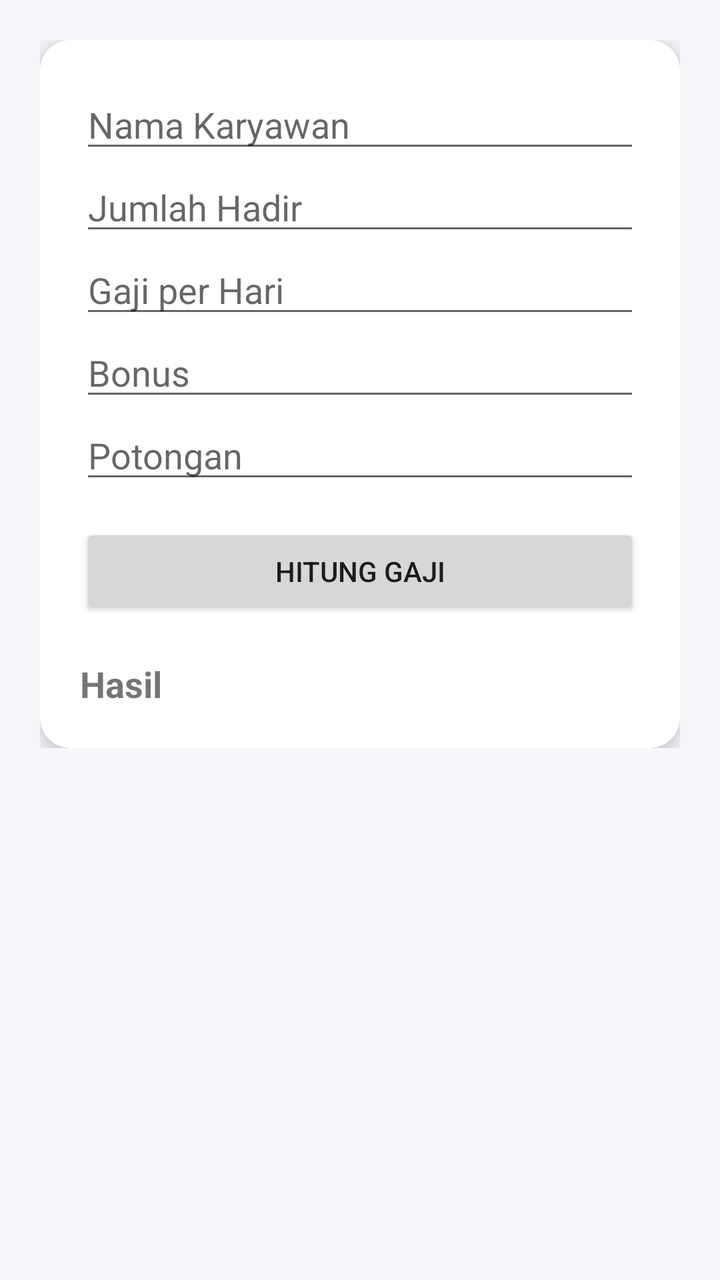
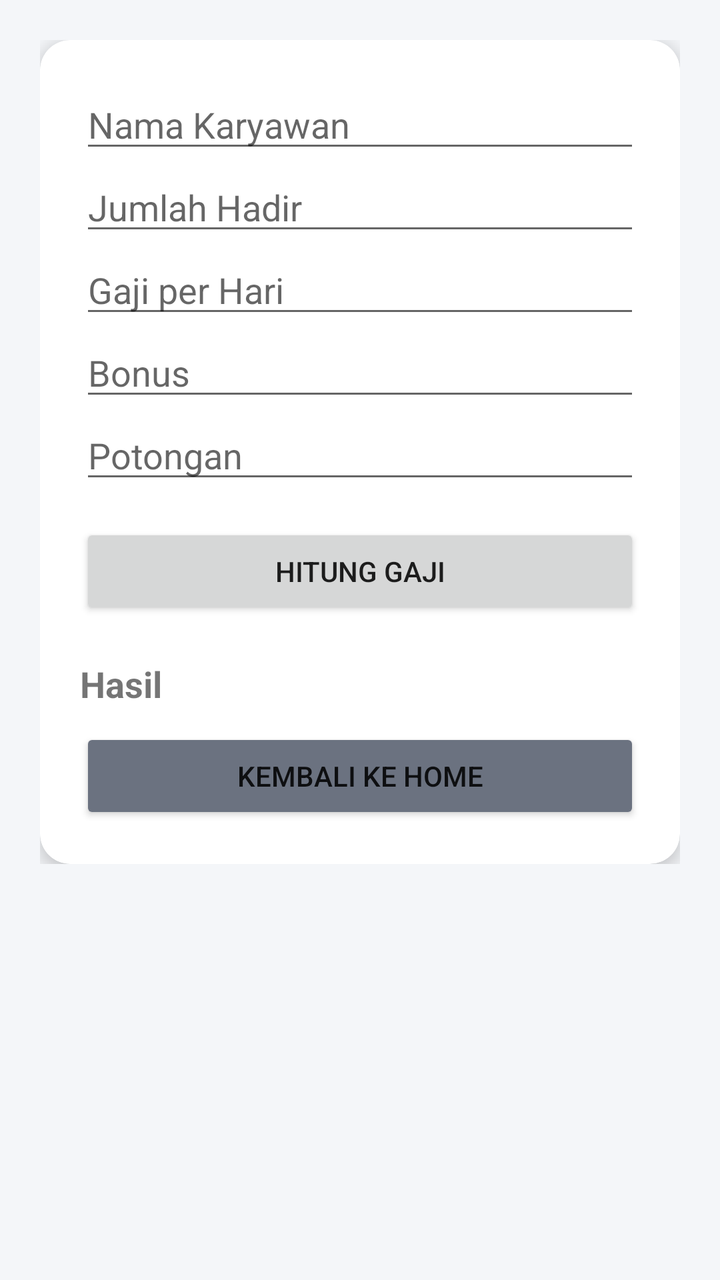

Two renders of the same Android screen: before a commit and after it. Below are the layout's source before the change and the commit's diff.
<!-- AndroidManifest.xml: application theme Theme.AppCompat.Light.NoActionBar -->
<!-- res/layout/fragment_input_gaji.xml -->
<?xml version="1.0" encoding="utf-8"?>
<ScrollView xmlns:android=
    "http://schemas.android.com/apk/res/android"

    xmlns:app=
        "http://schemas.android.com/apk/res-auto"

    android:layout_width="match_parent"

    android:layout_height="match_parent"

    android:background="@color/bg">

    <LinearLayout
        android:layout_width="match_parent"

        android:layout_height="wrap_content"

        android:orientation="vertical"

        android:padding="20dp">

        <androidx.cardview.widget.CardView
            android:layout_width="match_parent"

            android:layout_height="wrap_content"

            app:cardCornerRadius="15dp"

            app:cardElevation="5dp">

            <LinearLayout
                android:layout_width="match_parent"

                android:layout_height="wrap_content"

                android:orientation="vertical"

                android:padding="20dp">

                <EditText
                    android:id="@+id/etNama"

                    android:layout_width="match_parent"

                    android:layout_height="wrap_content"

                    android:hint="Nama Karyawan"/>

                <EditText
                    android:id="@+id/etHadir"

                    android:layout_width="match_parent"

                    android:layout_height="wrap_content"

                    android:hint="Jumlah Hadir"

                    android:inputType="number"/>

                <EditText
                    android:id="@+id/etGaji"

                    android:layout_width="match_parent"

                    android:layout_height="wrap_content"

                    android:hint="Gaji per Hari"

                    android:inputType="number"/>

                <EditText
                    android:id="@+id/etBonus"

                    android:layout_width="match_parent"

                    android:layout_height="wrap_content"

                    android:hint="Bonus"

                    android:inputType="number"/>

                <EditText
                    android:id="@+id/etPotongan"

                    android:layout_width="match_parent"

                    android:layout_height="wrap_content"

                    android:hint="Potongan"

                    android:inputType="number"/>

                <Button
                    android:id="@+id/btnHitung"

                    android:layout_width="match_parent"

                    android:layout_height="wrap_content"

                    android:text="Hitung Gaji"

                    android:layout_marginTop="15dp"/>

                <TextView
                    android:id="@+id/tvHasil"

                    android:layout_width="match_parent"

                    android:layout_height="wrap_content"

                    android:text="Hasil"

                    android:textSize="18sp"

                    android:textStyle="bold"

                    android:layout_marginTop="20dp"/>

            </LinearLayout>

        </androidx.cardview.widget.CardView>

    </LinearLayout>

</ScrollView>
<!-- resources referenced by this layout -->
<resources>
  <color name="bg">#F4F6F9</color>
</resources>

<!-- the commit's change to res/layout/fragment_input_gaji.xml (unified diff, before → after) -->
@@ -1,4 +1,5 @@
 <?xml version="1.0" encoding="utf-8"?>
+
 <ScrollView xmlns:android=
     "http://schemas.android.com/apk/res/android"
 
@@ -117,6 +118,20 @@
 
                     android:layout_marginTop="20dp"/>
 
+                
+                <Button
+                    android:id="@+id/btnKembali"
+
+                    android:layout_width="match_parent"
+
+                    android:layout_height="wrap_content"
+
+                    android:text="Kembali ke Home"
+
+                    android:layout_marginTop="10dp"
+
+                    android:backgroundTint="#6B7280"/>
+
             </LinearLayout>
 
         </androidx.cardview.widget.CardView>
